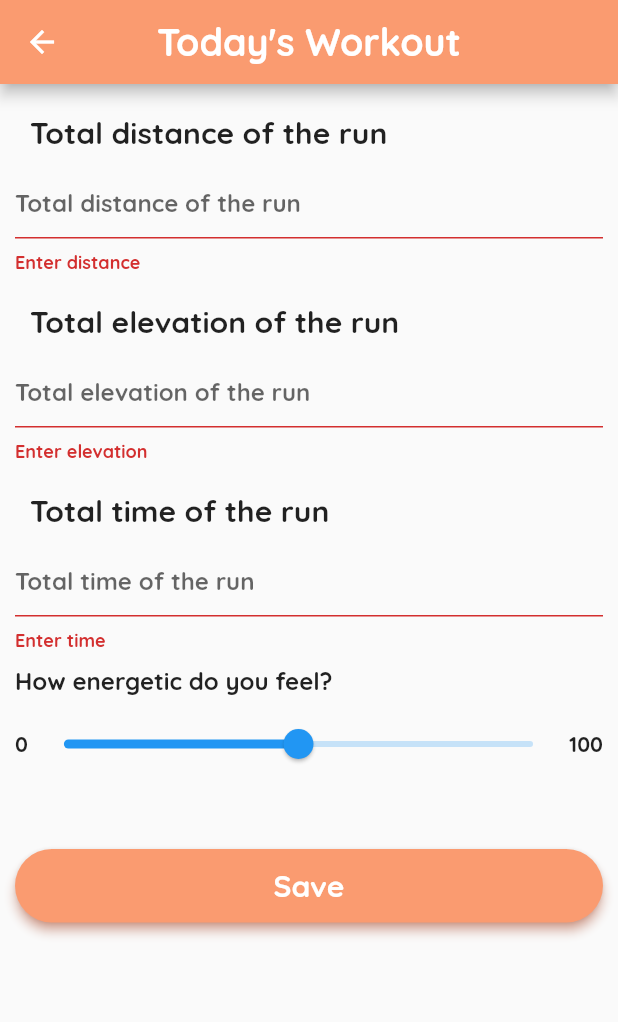
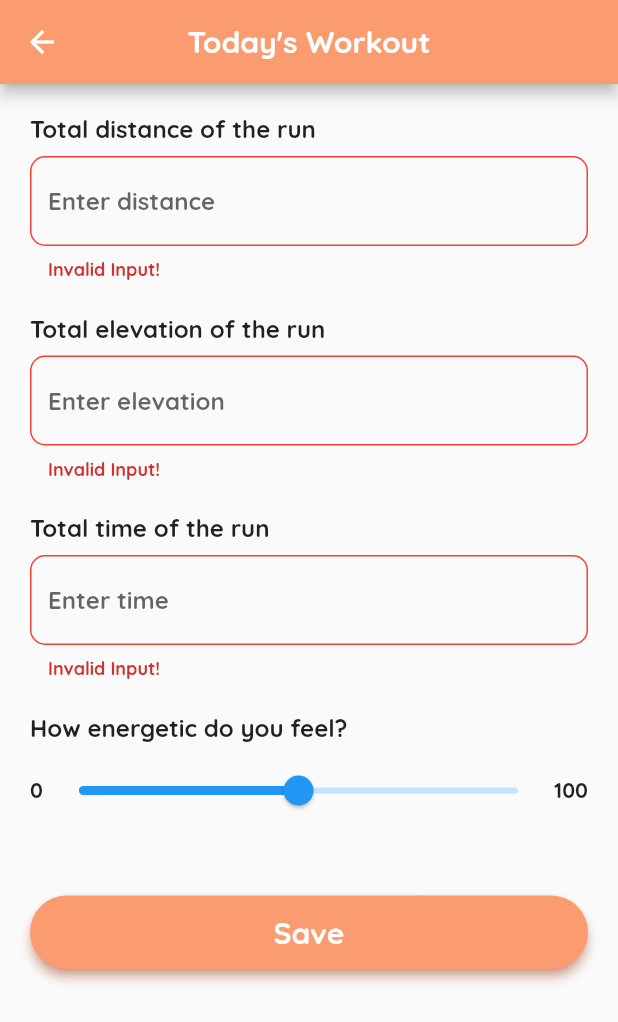
Before and after one commit to K-B-J/athleap_flutter, a Flutter app: the AddRunningData screen opened directly, after a tap on "Save", on a phone screen of 412 x 824 dp. Shown: the top 1022 px of the screen. Run offline on Flutter 3.47's test engine with Material 2 defaults, Android fonts, the phone set to English and light mode, and no system bars; our stand-ins replace cloud_firestore, firebase_auth, firebase_core, flutter_spinkit, flutter_svg; missing offline and left inert: scratcher; accounts and stored records are empty.

Commit message:
Minor UI fixes (v1.0.1)
- Fixed the afterForm UI for horizontal view
- Fixed the add data form for running to match other activities add data form

```diff
--- a/lib/pages/afterForm.dart
+++ b/lib/pages/afterForm.dart
@@ -26,10 +26,15 @@ class _AfterFormState extends State<AfterForm> {
         centerTitle: true,
         backgroundColor: main_color,
       ),
-      body: Center(
-        child: Column(
+      body: SingleChildScrollView(
+        child: Row(
           mainAxisAlignment: MainAxisAlignment.center,
           children: [
+            Column(
+              children: [
+                SizedBox(
+                  height: 60,
+                ),
                 Container(
                   margin: EdgeInsets.all(20),
                   child: Text(
@@ -112,7 +117,12 @@ class _AfterFormState extends State<AfterForm> {
                       ),
                     ),
                   ),
-            )
+                ),
+                SizedBox(
+                  height: 60,
+                ),
+              ],
+            ),
           ],
         ),
       ),
--- a/lib/pages/runningForm.dart
+++ b/lib/pages/runningForm.dart
@@ -30,7 +30,7 @@ class _AddRunningDataState extends State<AddRunningData> {
       appBar: AppBar(
         title: Text(
           "Today's Workout",
-          style: TextStyle(fontSize: 25.0, fontWeight: FontWeight.bold),
+          style: TextStyle(fontWeight: FontWeight.bold),
         ),
         centerTitle: true,
         backgroundColor: main_color,
@@ -38,7 +38,7 @@ class _AddRunningDataState extends State<AddRunningData> {
       body: loading
           ? Loading()
           : Container(
-              margin: EdgeInsets.all(10.0),
+              margin: EdgeInsets.all(20),
               child: SingleChildScrollView(
                 child: Form(
                   key: _formKey,
@@ -48,20 +48,26 @@ class _AddRunningDataState extends State<AddRunningData> {
                     crossAxisAlignment: CrossAxisAlignment.start,
                     children: [
                       Padding(
-                          padding: EdgeInsets.all(10.0),
+                          padding: EdgeInsets.only(bottom: 8),
                           child: Text("Total distance of the run",
                               style: TextStyle(
-                                fontSize: 20.0,
+                                fontSize: 16,
                                 fontWeight: FontWeight.bold,
                               ))),
                       Padding(
-                        padding: EdgeInsets.only(bottom: 10.0),
+                        padding: EdgeInsets.only(bottom: 22),
                         child: TextFormField(
                           keyboardType: TextInputType.number,
                           decoration: InputDecoration(
-                            hintText: "Total distance of the run",
+                            hintText: "Enter distance",
                             fillColor: Colors.white,
                             suffixText: "kilometers",
+                            errorBorder: OutlineInputBorder(
+                              borderRadius: BorderRadius.circular(10.0),
+                              borderSide: BorderSide(
+                                color: Colors.red,
+                              ),
+                            ),
                             focusedBorder: OutlineInputBorder(
                               borderRadius: BorderRadius.circular(10.0),
                               borderSide: BorderSide(
@@ -75,36 +81,40 @@ class _AddRunningDataState extends State<AddRunningData> {
                               ),
                             ),
                           ),
-                          onChanged: (text) {},
+                          onSaved: (value) {
+                            _distance = value != null ? value : "";
+                          },
                           validator: (value) {
-                            RegExp distanceRegex = RegExp(r"^\d+(\.\d+)?$");
-                            if (value == null || value.isEmpty) {
-                              return "Enter distance";
-                            } else if (!distanceRegex.hasMatch(value)) {
-                              return "Invalid";
-                            } else {
-                              setState(() {
-                                _distance = value != null ? value : "";
-                              });
+                            RegExp distanceRegex = RegExp(r"^[0-9]*$");
+                            if (value == null ||
+                                value.isEmpty ||
+                                !distanceRegex.hasMatch(value)) {
+                              return "Invalid Input!";
                             }
                           },
                         ),
                       ),
                       Padding(
-                          padding: EdgeInsets.all(10.0),
+                          padding: EdgeInsets.only(bottom: 8),
                           child: Text("Total elevation of the run",
                               style: TextStyle(
-                                fontSize: 20.0,
+                                fontSize: 16,
                                 fontWeight: FontWeight.bold,
                               ))),
                       Padding(
-                        padding: EdgeInsets.only(bottom: 10.0),
+                        padding: EdgeInsets.only(bottom: 22),
                         child: TextFormField(
                           keyboardType: TextInputType.number,
                           decoration: InputDecoration(
-                            hintText: "Total elevation of the run",
+                            hintText: "Enter elevation",
                             fillColor: Colors.white,
                             suffixText: "meters",
+                            errorBorder: OutlineInputBorder(
+                              borderRadius: BorderRadius.circular(10.0),
+                              borderSide: BorderSide(
+                                color: Colors.red,
+                              ),
+                            ),
                             focusedBorder: OutlineInputBorder(
                               borderRadius: BorderRadius.circular(10.0),
                               borderSide: BorderSide(
@@ -118,36 +128,40 @@ class _AddRunningDataState extends State<AddRunningData> {
                               ),
                             ),
                           ),
-                          onChanged: (text) {},
+                          onSaved: (value) {
+                            _elevation = value != null ? value : "";
+                          },
                           validator: (value) {
-                            RegExp elevationRegex = RegExp(r"^\d+(\.\d+)?$");
-                            if (value == null || value.isEmpty) {
-                              return "Enter elevation";
-                            } else if (!elevationRegex.hasMatch(value)) {
-                              return "Invalid";
-                            } else {
-                              setState(() {
-                                _elevation = value != null ? value : "";
-                              });
+                            RegExp elevationRegex = RegExp(r"^[0-9]*$");
+                            if (value == null ||
+                                value.isEmpty ||
+                                !elevationRegex.hasMatch(value)) {
+                              return "Invalid Input!";
                             }
                           },
                         ),
                       ),
                       Padding(
-                          padding: EdgeInsets.all(10.0),
+                          padding: EdgeInsets.only(bottom: 8),
                           child: Text("Total time of the run",
                               style: TextStyle(
-                                fontSize: 20.0,
+                                fontSize: 16,
                                 fontWeight: FontWeight.bold,
                               ))),
                       Padding(
-                        padding: EdgeInsets.only(bottom: 10.0),
+                        padding: EdgeInsets.only(bottom: 22),
                         child: TextFormField(
                           keyboardType: TextInputType.number,
                           decoration: InputDecoration(
                             suffixText: "minutes",
-                            hintText: "Total time of the run",
+                            hintText: "Enter time",
                             fillColor: Colors.white,
+                            errorBorder: OutlineInputBorder(
+                              borderRadius: BorderRadius.circular(10.0),
+                              borderSide: BorderSide(
+                                color: Colors.red,
+                              ),
+                            ),
                             focusedBorder: OutlineInputBorder(
                               borderRadius: BorderRadius.circular(10.0),
                               borderSide: BorderSide(
@@ -161,17 +175,15 @@ class _AddRunningDataState extends State<AddRunningData> {
                               ),
                             ),
                           ),
-                          onChanged: (text) {},
+                          onSaved: (value) {
+                            _time = value != null ? value : "";
+                          },
                           validator: (value) {
-                            RegExp timeRegex = RegExp(r"^\d+(\.\d+)?$");
-                            if (value == null || value.isEmpty) {
-                              return "Enter time";
-                            } else if (!timeRegex.hasMatch(value)) {
-                              return "Invalid";
-                            } else {
-                              setState(() {
-                                _time = value != null ? value : "";
-                              });
+                            RegExp timeRegex = RegExp(r"^[0-9]*$");
+                            if (value == null ||
+                                value.isEmpty ||
+                                !timeRegex.hasMatch(value)) {
+                              return "Invalid Input!";
                             }
                           },
                         ),
--- a/pubspec.yaml
+++ b/pubspec.yaml
@@ -15,7 +15,7 @@ publish_to: 'none' # Remove this line if you wish to publish to pub.dev
 # In iOS, build-name is used as CFBundleShortVersionString while build-number used as CFBundleVersion.
 # Read more about iOS versioning at
 # https://developer.apple.com/library/archive/documentation/General/Reference/InfoPlistKeyReference/Articles/CoreFoundationKeys.html
-version: 1.0.0+1
+version: 1.0.1+2
 
 environment:
   sdk: ">=2.12.0 <3.0.0"
```
Also changed, not shown: 2 other files. Lines whose indentation alone changed are shown as unchanged.
